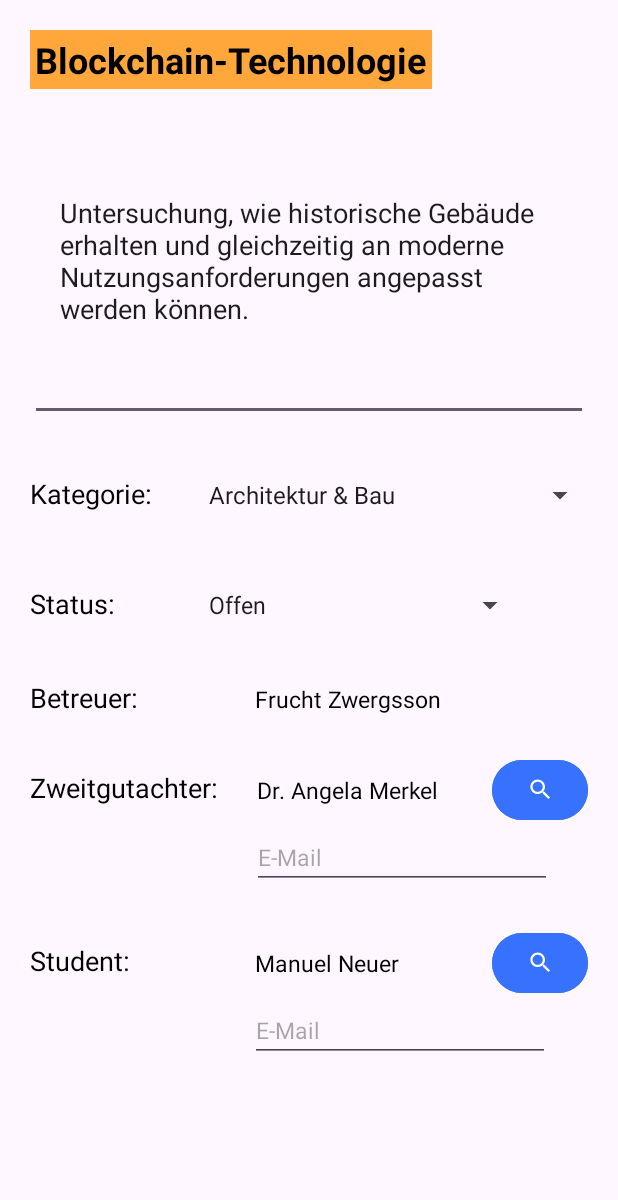
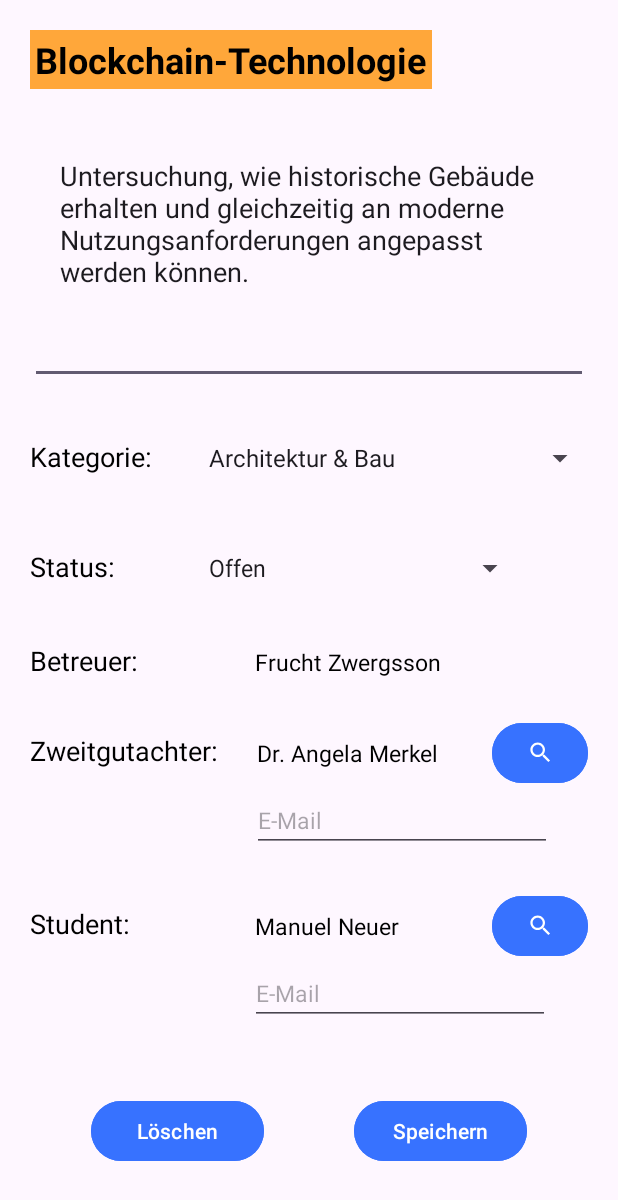
Before and after one commit to CodePeak-Studios/MentorLink, an Android app: the DetailAbschlussarbeit screen opened directly, with no data from a screen before it, on a phone screen of 412 x 824 dp. Shown: the top 1200 px of the screen. Run offline under Robolectric (Android 15) with nearby library versions, the phone set to English and light mode, and no system bars; Roboto replaces fonts that are not available here.

Commit message:
Formulardaten werden geprueft, Speicher-Methoden erstellt, Hilfsmethoden Umwandlung kategorie und Status von String zu int;

```diff
--- a/app/src/main/java/com/example/mentorlink/DetailAbschlussarbeit.java
+++ b/app/src/main/java/com/example/mentorlink/DetailAbschlussarbeit.java
@@ -5,6 +5,7 @@ import android.os.Bundle;
 import android.view.View;
 import android.widget.ArrayAdapter;
 import android.widget.Button;
+import android.widget.EditText;
 import android.widget.Spinner;
 import android.widget.TextView;
 import android.widget.Toast;
@@ -22,10 +23,13 @@ public class DetailAbschlussarbeit extends AppCompatActivity implements IKonstan
     private Spinner spnDetailAbschlussarbeitStatus;
     private Button btnSearchZweitgutachter;
     private Button btnSearchStudent;
-    private TextView tvDetailAbschlussarbeitZweitgutachterMail;
+    private TextView edtDetailAbschlussarbeitZweitgutachterMail;
     private TextView tvDetailAbschlussarbeitZweitgutachterName;
-    private TextView tvDetailAbschlussarbeitStudentMail;
+    private TextView edtDetailAbschlussarbeitStudentMail;
     private TextView tvDetailAbschlussarbeitStudentName;
+    private Button btnDetailAbschlussarbeitSpeichern;
+    private Button btnDetailAbschlussarbeitLöschen;
+    private EditText edtDetailAbschlussarbeitKurzbeschreibung;
 
 
 
@@ -33,6 +37,7 @@ public class DetailAbschlussarbeit extends AppCompatActivity implements IKonstan
 
     private int intentIdUser;
     private int intentAbschlussarbeit;
+    private Abschlussarbeit geladeneAbschlussarbeit;
 
 
 
@@ -52,10 +57,13 @@ public class DetailAbschlussarbeit extends AppCompatActivity implements IKonstan
         btnSearchZweitgutachter = findViewById(R.id.btnSearchZweitgutachterDetailAbschlussarbeiten);
         btnSearchStudent = findViewById(R.id.btnSearchStudentDetailAbschlussarbeiten);
         dbHandler = new DBHandler(getApplicationContext());
-        tvDetailAbschlussarbeitZweitgutachterMail = findViewById(R.id.tvDetailAbschlussarbeitZweitgutachterMail);
+        edtDetailAbschlussarbeitZweitgutachterMail = findViewById(R.id.edtDetailAbschlussarbeitZweitgutachterMail);
         tvDetailAbschlussarbeitZweitgutachterName = findViewById(R.id.tvDetailAbschlussarbeitZweitgutachterName);
-        tvDetailAbschlussarbeitStudentMail = findViewById(R.id.tvDetailAbschlussarbeitStudentMail);
+        edtDetailAbschlussarbeitStudentMail = findViewById(R.id.edtDetailAbschlussarbeitStudentMail);
         tvDetailAbschlussarbeitStudentName = findViewById(R.id.tvDetailAbschlussarbeitStudentName);
+        btnDetailAbschlussarbeitSpeichern = findViewById(R.id.btnSpeichernDetailAbschlussarbeit);
+        btnDetailAbschlussarbeitLöschen = findViewById(R.id.btnLoeschenDetailAbschlussarbeit);
+        edtDetailAbschlussarbeitKurzbeschreibung = findViewById(R.id.edtDetailAbschlussarbeitKurzbeschreibung);
 
 
         Intent intentVonVorschlaege = getIntent();
@@ -63,12 +71,21 @@ public class DetailAbschlussarbeit extends AppCompatActivity implements IKonstan
         intentIdUser = intentVonVorschlaege.getIntExtra("idUser", -1);
         intentAbschlussarbeit = intentVonVorschlaege.getIntExtra("AbschlussarbeitId", -1);
 
+        try {
+            geladeneAbschlussarbeit = dbHandler.getAbschlussarbeitNachID(intentAbschlussarbeit);
+        }
+        catch (Exception e)
+        {
+            Toast.makeText(getApplicationContext(), "Es gab einen Fehler beim Laden des Vorschlages.\n" + e.getMessage(), Toast.LENGTH_LONG).show();
+        }
+
+
 
         btnSearchZweitgutachter.setOnClickListener(new View.OnClickListener() {
             @Override
             public void onClick(View v) {
                 try {
-                    User user = dbHandler.getUserNachMail(tvDetailAbschlussarbeitZweitgutachterMail.getText().toString());
+                    User user = dbHandler.getUserNachMail(edtDetailAbschlussarbeitZweitgutachterMail.getText().toString());
                     tvDetailAbschlussarbeitZweitgutachterName.setText(user.getVorname() + " " + user.getNachname());
                 }
                 catch (Exception e)
@@ -84,7 +101,7 @@ public class DetailAbschlussarbeit extends AppCompatActivity implements IKonstan
             @Override
             public void onClick(View v) {
                 try {
-                    User user = dbHandler.getUserNachMail(tvDetailAbschlussarbeitStudentMail.getText().toString());
+                    User user = dbHandler.getUserNachMail(edtDetailAbschlussarbeitStudentMail.getText().toString());
                     tvDetailAbschlussarbeitStudentName.setText(user.getVorname() + " " + user.getNachname());
                 }
                 catch (Exception e)
@@ -92,6 +109,40 @@ public class DetailAbschlussarbeit extends AppCompatActivity implements IKonstan
                     Toast.makeText(getApplicationContext(), e.getMessage() +
                                     "\n Der User konnte anscheinend nicht aus der DB zugeordnet werden.",
                             Toast.LENGTH_LONG).show();
+                }
+            }
+        });
+
+        //TODO Methode, um Kategorie und Status in die ints umzuwandeln
+        //Pruefen, ob benoetigte Felder ausgefuellt wurden
+        btnDetailAbschlussarbeitSpeichern.setOnClickListener(new View.OnClickListener() {
+            @Override
+            public void onClick(View v) {
+                if((edtDetailAbschlussarbeitKurzbeschreibung.getText().toString().isEmpty()) ||
+                        (edtDetailAbschlussarbeitZweitgutachterMail.getText().toString().isEmpty()) ||
+                        (edtDetailAbschlussarbeitStudentMail.getText().toString().isEmpty()))
+                {
+                    Toast.makeText(getApplicationContext(), "Es wurden nicht alle benoetigten Felder ausgefüllt.", Toast.LENGTH_LONG).show();
+                }
+                else
+                {
+                    Abschlussarbeit updateAbschlussarbeit = new Abschlussarbeit();
+                    updateAbschlussarbeit.setId(geladeneAbschlussarbeit.getId());
+                    updateAbschlussarbeit.setUeberschrift(geladeneAbschlussarbeit.getUeberschrift());
+                    updateAbschlussarbeit.setBetreuer(geladeneAbschlussarbeit.getBetreuer());
+                    updateAbschlussarbeit.setKurzbeschreibung(edtDetailAbschlussarbeitKurzbeschreibung.getText().toString());
+                    if(!(edtDetailAbschlussarbeitZweitgutachterMail.getText().toString().isEmpty()))
+                    {
+                        updateAbschlussarbeit.setZweitgutachter(dbHandler.getUserNachMail(edtDetailAbschlussarbeitZweitgutachterMail.getText().toString()).getId());
+                    }
+                    else{updateAbschlussarbeit.setZweitgutachter(geladeneAbschlussarbeit.getZweitgutachter());}
+                    if(!(edtDetailAbschlussarbeitStudentMail.getText().toString().isEmpty()))
+                    {
+                        updateAbschlussarbeit.setStudent(dbHandler.getUserNachMail(edtDetailAbschlussarbeitStudentMail.getText().toString()).getId());
+                    }
+                    else {updateAbschlussarbeit.setStudent(geladeneAbschlussarbeit.getStudent());}
+                    updateAbschlussarbeit.setKategorie(spnDetailAbschlussarbeitKategorie.getSelectedItem().toString());
+                    updateAbschlussarbeit.setStatus(spnDetailAbschlussarbeitStatus.getSelectedItem().toString());
                 }
             }
         });
@@ -132,5 +183,7 @@ public class DetailAbschlussarbeit extends AppCompatActivity implements IKonstan
                 android.R.layout.simple_spinner_item, arrStat);
         adapter2.setDropDownViewResource(android.R.layout.simple_spinner_dropdown_item);
         spnDetailAbschlussarbeitStatus.setAdapter(adapter2);
+
+
     }
 }
--- a/app/src/main/res/layout/activity_detail_abschlussarbeit.xml
+++ b/app/src/main/res/layout/activity_detail_abschlussarbeit.xml
@@ -29,7 +29,7 @@
         app:layout_constraintTop_toBottomOf="@+id/edtDetailAbschlussarbeitUeberschrift"
         app:layout_constraintLeft_toLeftOf="parent"
         app:layout_constraintRight_toRightOf="parent"
-        android:layout_marginTop="50dp"
+        android:layout_marginTop="25dp"
         android:layout_marginLeft="20dp"
         android:layout_marginRight="20dp"
         android:editable="false"
@@ -201,7 +201,7 @@
             </androidx.constraintlayout.widget.ConstraintLayout>
 
             <EditText
-                android:id="@+id/tvDetailAbschlussarbeitZweitgutachterMail"
+                android:id="@+id/edtDetailAbschlussarbeitZweitgutachterMail"
                 android:layout_width="wrap_content"
                 android:layout_height="wrap_content"
                 android:minWidth="200dp"
@@ -272,7 +272,7 @@
             </androidx.constraintlayout.widget.ConstraintLayout>
 
             <EditText
-                android:id="@+id/tvDetailAbschlussarbeitStudentMail"
+                android:id="@+id/edtDetailAbschlussarbeitStudentMail"
                 android:layout_width="wrap_content"
                 android:layout_height="wrap_content"
                 android:minWidth="200dp"
@@ -284,7 +284,33 @@
     </LinearLayout>
 
 
+    <Button
+        android:id="@+id/btnLoeschenDetailAbschlussarbeit"
+        android:layout_width="wrap_content"
+        android:minWidth="115dp"
+        android:layout_height="wrap_content"
+        app:layout_constraintTop_toBottomOf="@+id/linearDetailAbschlussarbeitStudent"
+        app:layout_constraintBottom_toBottomOf="parent"
+        app:layout_constraintLeft_toLeftOf="parent"
+        app:layout_constraintRight_toLeftOf="@+id/btnSpeichernDetailAbschlussarbeit"
+        android:backgroundTint="@color/buttonBlau"
+        android:text="Löschen"
 
+        />
+
+    <Button
+        android:id="@+id/btnSpeichernDetailAbschlussarbeit"
+        android:layout_width="wrap_content"
+        android:minWidth="115dp"
+        android:layout_height="wrap_content"
+        app:layout_constraintTop_toBottomOf="@+id/linearDetailAbschlussarbeitStudent"
+        app:layout_constraintBottom_toBottomOf="parent"
+        app:layout_constraintLeft_toRightOf="@+id/btnLoeschenDetailAbschlussarbeit"
+        app:layout_constraintRight_toRightOf="parent"
+        android:backgroundTint="@color/buttonBlau"
+        android:text="Speichern"
+
+        />
 
 
 
```
Also changed, not shown: app/src/main/java/com/example/mentorlink/Abschlussarbeit.java (+82 -0 lines).
